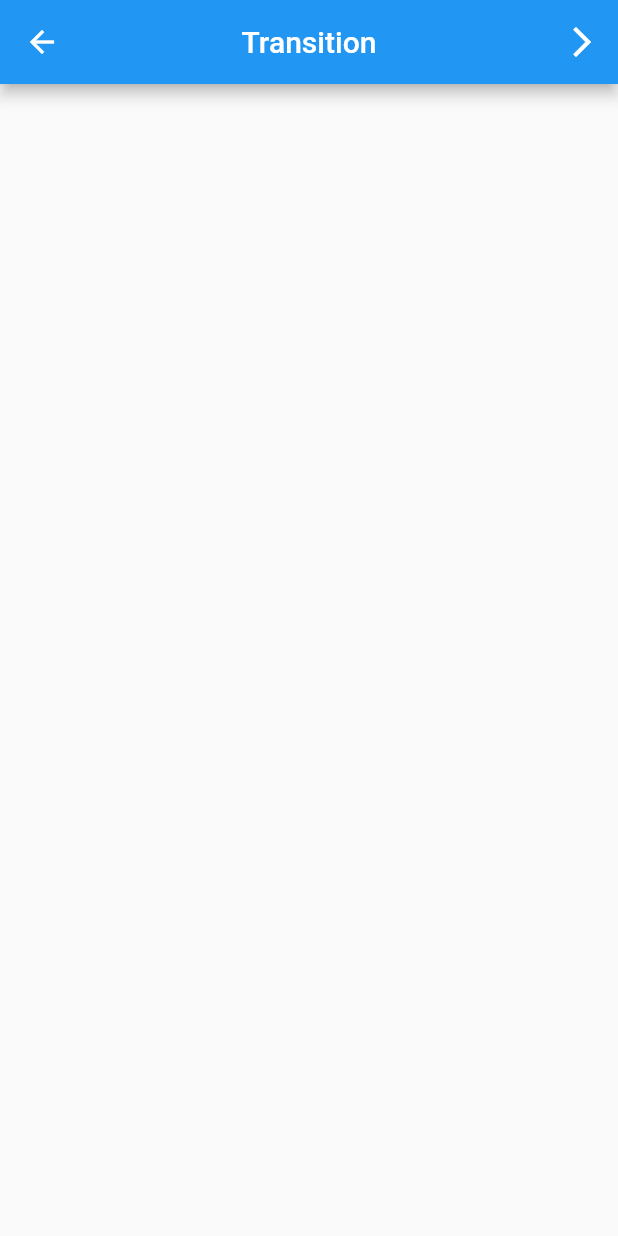
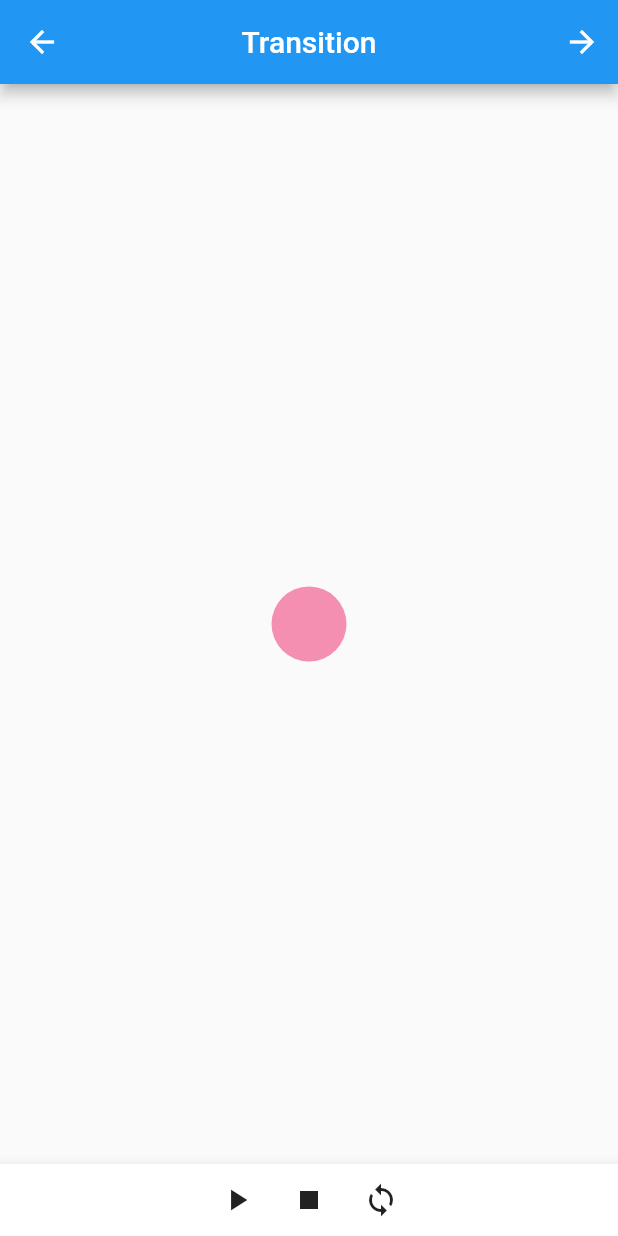
Before and after one commit to RYgithub1/faui_animation_basis, a Flutter app: the TransitionPage screen opened directly, on a phone screen of 412 x 824 dp. Run offline on Flutter 3.47's test engine with Material 2 defaults, Android fonts, the phone set to English and light mode, and no system bars.

Commit message:
add_transitionAnimation

```diff
--- a/lib/animated_page.dart
+++ b/lib/animated_page.dart
@@ -20,7 +20,7 @@ class _AnimatedPageState extends State<AnimatedPage> {
         centerTitle: true,
         actions: [
           IconButton(
-            icon: Icon(Icons.arrow_forward_ios),
+            icon: Icon(Icons.arrow_forward),
             onPressed: () => Navigator.of(context).push(
               MaterialPageRoute(
                 settings: const RouteSettings(name: "/transition_page"),  // ルーティング名明記可能
--- a/lib/transition_page.dart
+++ b/lib/transition_page.dart
@@ -1,4 +1,5 @@
 import 'package:flutter/material.dart';
+import 'first_page.dart';
 
 
 class TransitionPage extends StatefulWidget {
@@ -7,7 +8,32 @@ class TransitionPage extends StatefulWidget {
 }
 
 
-class _TransitionPageState extends State<TransitionPage> {
+/// [with SingleTickerProviderStateMixin]必要
+class _TransitionPageState extends State<TransitionPage> with SingleTickerProviderStateMixin {
+  /// [===== initial =====]
+  AnimationController animationController;
+  Animation animationTween;
+
+  /// [===== initsate()&&dispose() =====]
+  @override
+  void initState() {
+    super.initState();  /// [上]
+    animationController = AnimationController(
+      vsync: this,
+      duration: Duration(seconds: 2),
+    );
+    animationTween = Tween<double>(
+      begin: 1.0,  // bigin開始時_のスケール
+      end: 5.0,    // end終了時_のスケール->5倍想定
+    ).animate(animationController);
+  }
+  @override
+  void dispose() {
+    animationController.dispose();
+    super.dispose();  /// [下]
+  }
+
+  /// [===== build() =====]
   @override
   Widget build(BuildContext context) {
     return Scaffold(
@@ -16,18 +42,52 @@ class _TransitionPageState extends State<TransitionPage> {
         centerTitle: true,
         actions: [
           IconButton(
-            icon: Icon(Icons.arrow_forward_ios),
+            icon: Icon(Icons.arrow_forward),
             onPressed: () => Navigator.of(context).push(
               MaterialPageRoute(
-                settings: const RouteSettings(name: "/xxxx_page"),  // ルーティング名明記可能
+                settings: const RouteSettings(name: "/first_page"),  // ルーティング名明記可能
                 builder: (contet) {
-                  return Container();
+                  return FirstPage();
                 },
               ),
             ),
           ),
         ],
       ),
+      // ------------
+      body: Center(
+        child: ScaleTransition(  /// [ScaleTransition]
+          scale: animationTween,   // reqiuired scale
+          child: Container(
+            width: 50,
+            height: 50,
+            decoration: BoxDecoration(
+              color: Colors.pink[200],
+              borderRadius: BorderRadius.circular(30),
+            )
+          ),
+        ),
+      ),
+      bottomNavigationBar: BottomAppBar(
+        child: Row(
+          mainAxisAlignment: MainAxisAlignment.center,
+          children: [
+            IconButton(
+              onPressed: () {animationController.forward();},  /// [animation再生]
+              icon: Icon(Icons.play_arrow),
+            ),
+            IconButton(
+              onPressed: () {animationController.stop();},  /// [animation停止]
+              icon: Icon(Icons.stop),
+            ),
+            IconButton(
+              onPressed: () {animationController.repeat();},  /// [animation反復]
+              icon: Icon(Icons.loop),
+            ),
+          ],
+        ),
+      ),
+
     );
   }
 }
```
Also changed, not shown: lib/first_page.dart (+13 -1 lines), 1 other file.
